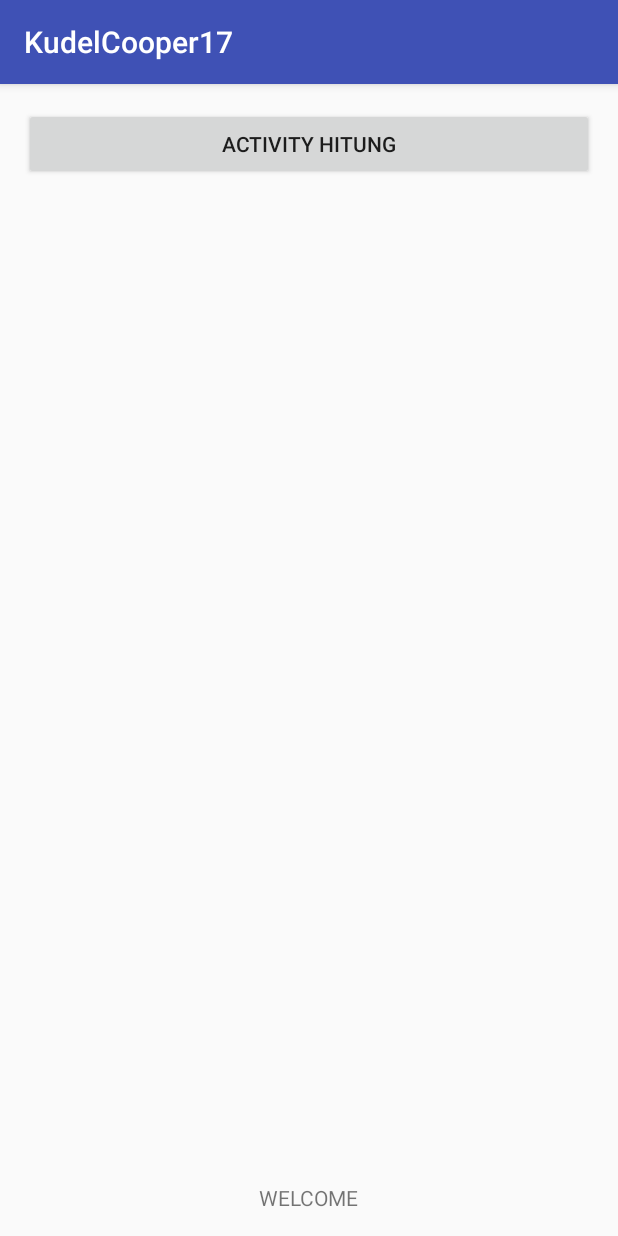
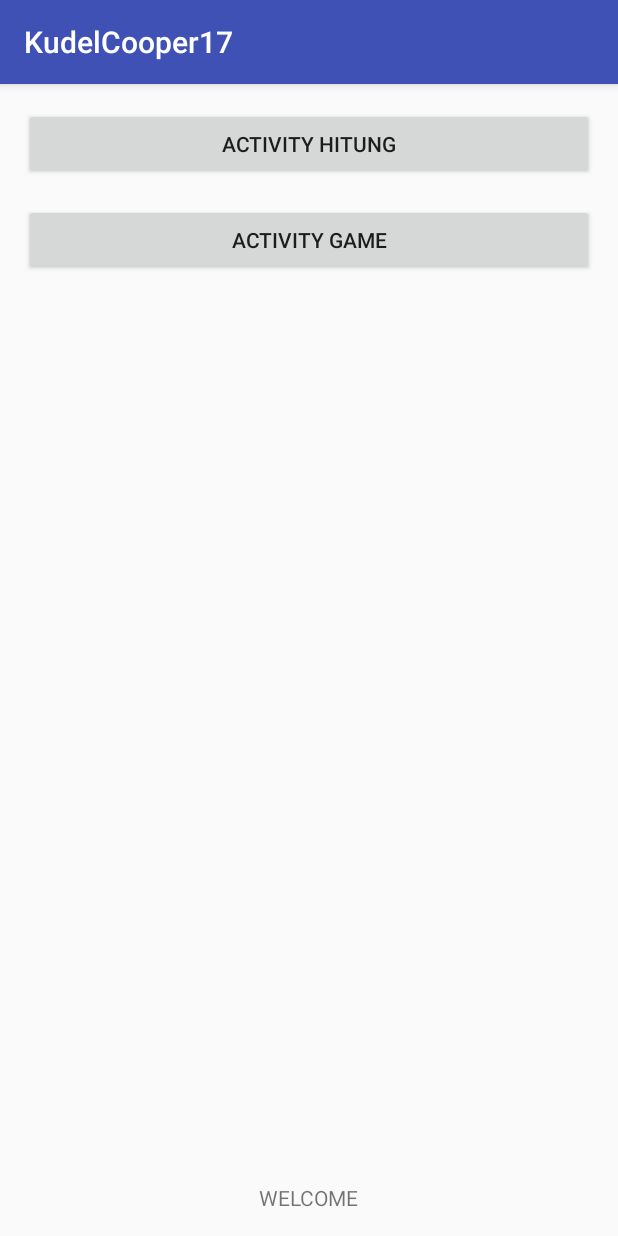
Before and after one commit to ridhodelpierro/KudelCooper172, an Android app: the screen it shows after launch (MainActivity), on a phone screen of 412 x 824 dp. Run offline under Robolectric (Android 15) with nearby library versions, the phone set to English and light mode, and no system bars.

Commit message:
Versi Final Tampilan Activity Game

```diff
--- a/app/src/main/java/com/example/kudelcooper17/MainActivity.kt
+++ b/app/src/main/java/com/example/kudelcooper17/MainActivity.kt
@@ -17,8 +17,9 @@ class MainActivity : AppCompatActivity() {
 
         val textView1 = findViewById<TextView>(R.id.textView1)
         val button1 = findViewById<Button>(R.id.button1)
+        val button2 = findViewById<Button>(R.id.button2)
 
-        textView1.setOnClickListener{
+        textView1.setOnClickListener {
             Toast.makeText(this,"hai :)",Toast.LENGTH_SHORT).show()
         }
 
@@ -26,5 +27,10 @@ class MainActivity : AppCompatActivity() {
             val intent = Intent(this@MainActivity,HitungActivity::class.java)
             startActivity(intent)
         }
+
+        button2.setOnClickListener {
+            val intent = Intent(this@MainActivity,GameActivity::class.java)
+            startActivity(intent)
+        }
     }
 }
--- a/app/src/main/res/layout/activity_main.xml
+++ b/app/src/main/res/layout/activity_main.xml
@@ -34,4 +34,18 @@
         app:layout_constraintStart_toStartOf="parent"
         app:layout_constraintTop_toTopOf="parent" />
 
+    <Button
+        android:id="@+id/button2"
+        android:layout_width="0dp"
+        android:layout_height="wrap_content"
+        android:layout_marginStart="16dp"
+        android:layout_marginLeft="16dp"
+        android:layout_marginTop="16dp"
+        android:layout_marginEnd="16dp"
+        android:layout_marginRight="16dp"
+        android:text="Activity Game"
+        app:layout_constraintEnd_toEndOf="parent"
+        app:layout_constraintStart_toStartOf="parent"
+        app:layout_constraintTop_toBottomOf="@+id/button1" />
+
 </androidx.constraintlayout.widget.ConstraintLayout>
```
Also changed, not shown: app/src/main/java/com/example/kudelcooper17/GameActivity.kt (+67 -1 lines), app/src/main/res/layout/activity_game.xml (+8 -8 lines).
